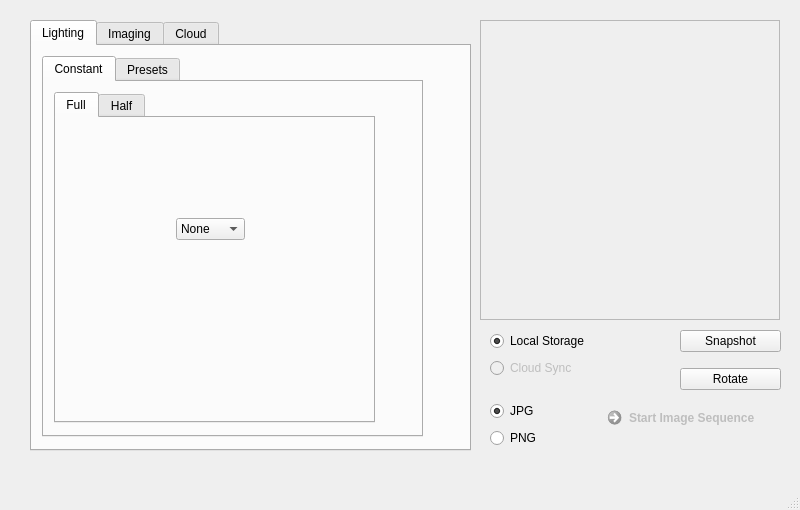
Qt form _ui/FlashLapse_CP.ui (CoSE-Jerry/Flashlapse_NEO) before a commit.
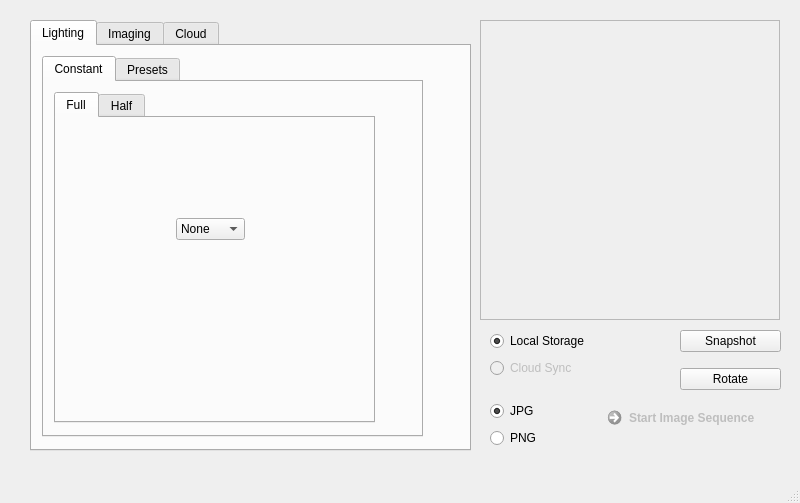
The same form after that commit. Icons and pictures are not drawn.

The edit to the form file:
```diff
--- a/_ui/FlashLapse_CP.ui
+++ b/_ui/FlashLapse_CP.ui
@@ -7,7 +7,7 @@
     <x>0</x>
     <y>0</y>
     <width>800</width>
-    <height>510</height>
+    <height>503</height>
    </rect>
   </property>
   <property name="windowTitle">
```
